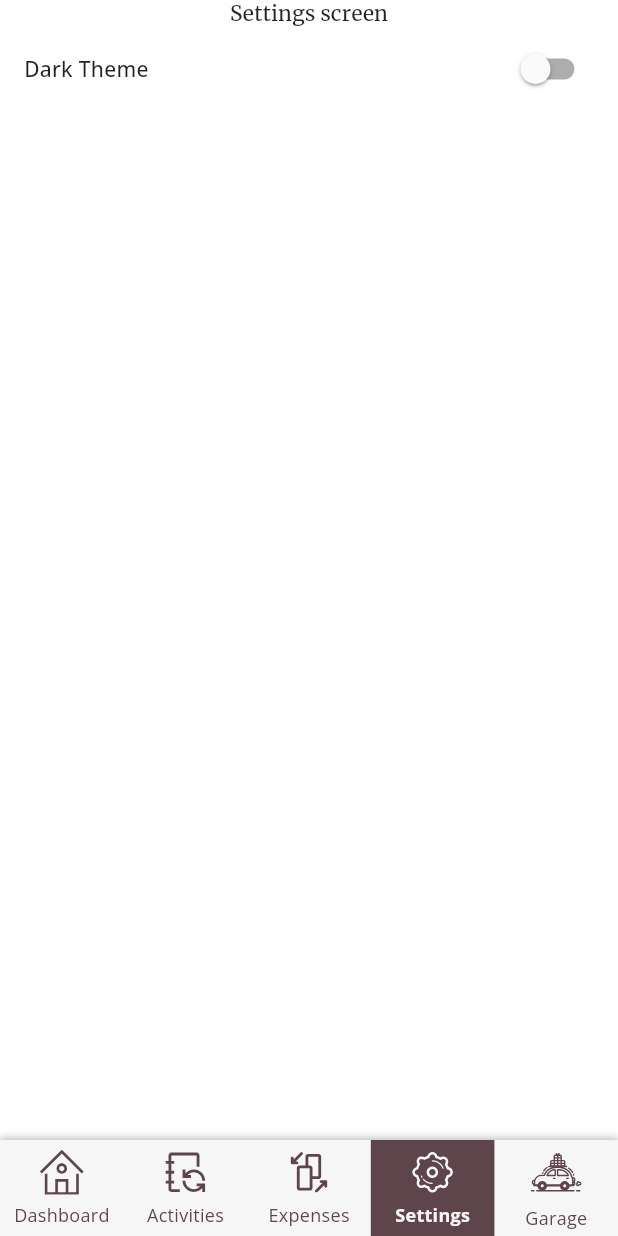
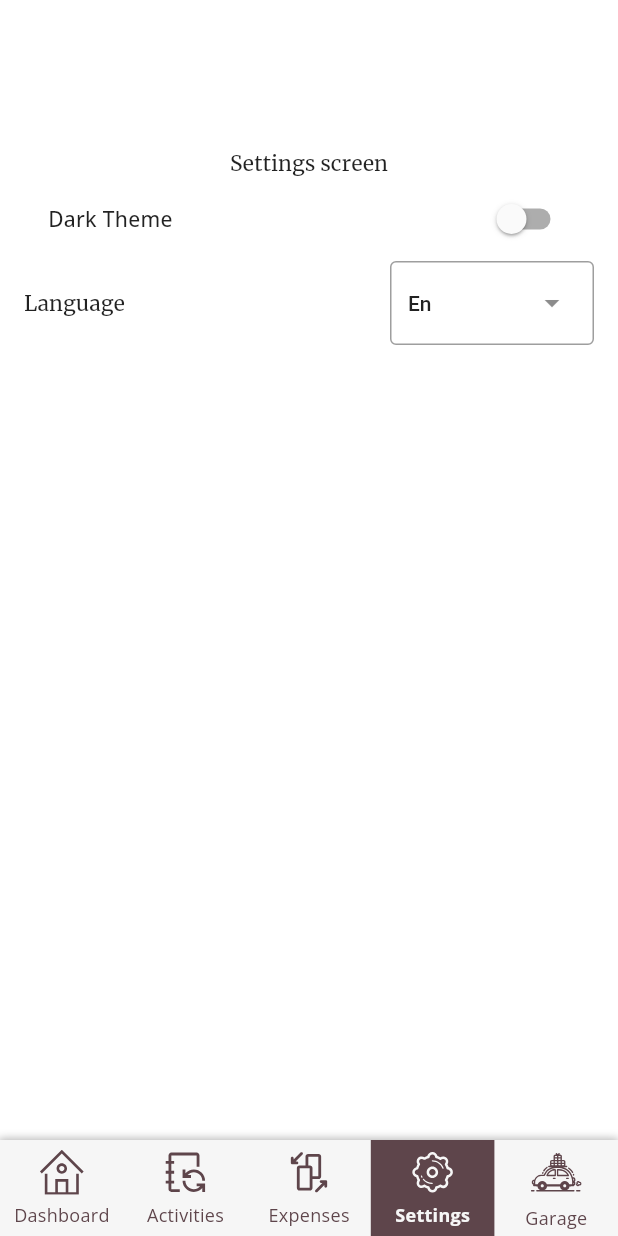
Before and after one commit to NikonovichN/car_costs, a Flutter app: the screen it shows after launch, item 4 of the bottom bar chosen, on a phone screen of 412 x 824 dp. Run offline on Flutter 3.47's test engine with Material 2 defaults, Android fonts, the light colour scheme and no system bars; our stand-ins replace flutter_riverpod, flutter_svg, freezed_annotation, go_router, shared_preferences; generated files the repository leaves out were written again.

Commit message:
add: localization

```diff
--- /dev/null
+++ b/l10n.yaml
@@ -0,0 +1,3 @@
+arb-dir: lib/l10n
+template-arb-file: app_en.arb
+output-localization-file: app_localizations.dart
--- /dev/null
+++ b/lib/l10n/app_en.arb
@@ -0,0 +1,5 @@
+{
+  "@@locale": "en",
+  "dark_theme": "Dark Theme",
+  "language": "Language"
+}
--- /dev/null
+++ b/lib/l10n/app_ru.arb
@@ -0,0 +1,5 @@
+{
+  "@@locale": "ru",
+  "dark_theme": "Темная тема",
+  "language": "Язык"
+}
--- a/lib/src/car_costs_app.dart
+++ b/lib/src/car_costs_app.dart
@@ -1,26 +1,34 @@
 import 'package:flutter/material.dart';
 
+import 'package:flutter_gen/gen_l10n/app_localizations.dart';
 import 'package:flutter_riverpod/flutter_riverpod.dart';
 
 import 'navigation/router.dart';
+import '/src/theme/providers.dart';
 import '/src/features/settings/application/dark_theme_controller.dart';
-import '/src/theme/providers.dart';
+import '/src/features/settings/application/localization_controller.dart';
 
 class CarCostsApp extends ConsumerWidget {
   const CarCostsApp({super.key});
 
   @override
   Widget build(BuildContext context, WidgetRef ref) {
+    // TODO: to think about application layer for app to avoid spaghetti code
+    final isDarkTheme = ref.watch(darkThemeControllerProvider).readValue();
+    final locale = ref.watch(localizationControllerProvider).readValue();
+
     final router = ref.read(routerProvider);
-    final isDarkTheme = ref.watch(darkThemeControllerProvider).readValue();
     final lightTheme = ref.read(lightThemeProvider);
     final darkTheme = ref.read(darkThemeProvider);
 
     return MaterialApp.router(
+      routerConfig: router,
       theme: lightTheme,
       darkTheme: darkTheme,
       themeMode: isDarkTheme ? ThemeMode.dark : ThemeMode.light,
-      routerConfig: router,
+      locale: locale,
+      supportedLocales: AppLocalizations.supportedLocales,
+      localizationsDelegates: AppLocalizations.localizationsDelegates,
     );
   }
 }
--- a/lib/src/config/default_values.dart
+++ b/lib/src/config/default_values.dart
@@ -2,4 +2,5 @@ class DefaultValues {
   const DefaultValues();
 
   final isDarkTheme = false;
+  final languageCode = 'en';
 }
--- a/lib/src/config/providers.dart
+++ b/lib/src/config/providers.dart
@@ -1,8 +1,8 @@
-import 'package:car_costs/src/config/icons.dart';
 import 'package:flutter_riverpod/flutter_riverpod.dart';
 import 'package:shared_preferences/shared_preferences.dart';
 
 import 'default_values.dart';
+import 'icons.dart';
 
 final sharedPreferencesProvider = FutureProvider<SharedPreferences>(
   (ref) => SharedPreferences.getInstance(),
--- a/lib/src/features/settings/application/dark_theme_controller.dart
+++ b/lib/src/features/settings/application/dark_theme_controller.dart
@@ -1,17 +1,15 @@
 import 'package:flutter/foundation.dart';
 import 'package:flutter_riverpod/flutter_riverpod.dart';
 
-import '../domain/application_settings_entity.dart';
-import '../data/application_settings_repository.dart';
+import '../domain/dark_theme_entity.dart';
+import '../data/dark_theme_repository.dart';
 
-/// Provides possibility to read dark theme
+/// Provides possibility to read/set dark theme
 ///
 /// Use method [readValue()] to get value [bool]
 /// to check if dark theme is enabled
 final darkThemeControllerProvider =
-    ChangeNotifierProvider.autoDispose<DarkThemeController>(
-  DarkThemeController.new,
-);
+    ChangeNotifierProvider.autoDispose(DarkThemeController.new);
 
 class DarkThemeController extends ChangeNotifier {
   final DarkThemeRepository _darkThemeRepository;
--- a/lib/src/features/settings/domain/application_settings_entity.dart
+++ b/lib/src/features/settings/domain/dark_theme_entity.dart
@@ -1,6 +1,6 @@
 import 'package:freezed_annotation/freezed_annotation.dart';
 
-part 'application_settings_entity.freezed.dart';
+part 'dark_theme_entity.freezed.dart';
 
 @freezed
 class DarkThemeEntity with _$DarkThemeEntity {
--- a/lib/src/features/settings/presentation/pages/settings_screen.dart
+++ b/lib/src/features/settings/presentation/pages/settings_screen.dart
@@ -1,5 +1,6 @@
 import 'package:flutter/material.dart';
 
+import '../widgets/language_setting.dart';
 import '../widgets/dark_theme_setting.dart';
 
 class SettingsScreen extends StatelessWidget {
@@ -8,9 +9,11 @@ class SettingsScreen extends StatelessWidget {
   @override
   Widget build(BuildContext context) {
     return ListView(
+      padding: const EdgeInsets.symmetric(horizontal: 16, vertical: 100),
       children: const [
         Center(child: Text('Settings screen')),
-        DarkThemeSetting()
+        DarkThemeSetting(),
+        LanguageSetting()
       ],
     );
   }
--- a/lib/src/features/settings/presentation/widgets/dark_theme_setting.dart
+++ b/lib/src/features/settings/presentation/widgets/dark_theme_setting.dart
@@ -1,6 +1,7 @@
 import 'package:flutter/material.dart';
 
 import 'package:flutter_riverpod/flutter_riverpod.dart';
+import 'package:flutter_gen/gen_l10n/app_localizations.dart';
 
 import '../../application/dark_theme_controller.dart';
 
@@ -12,7 +13,7 @@ class DarkThemeSetting extends ConsumerWidget {
     final isDarkTheme = ref.watch(darkThemeControllerProvider).readValue();
 
     return SwitchListTile(
-      title: const Text('Dark Theme'),
+      title: Text(AppLocalizations.of(context)!.dark_theme),
       value: isDarkTheme,
       onChanged: (value) => ref
           .read(darkThemeControllerProvider.notifier)
--- /dev/null
+++ b/lib/src/features/settings/presentation/widgets/language_setting.dart
@@ -0,0 +1,38 @@
+import 'package:flutter/material.dart';
+
+import 'package:flutter_gen/gen_l10n/app_localizations.dart';
+import 'package:flutter_riverpod/flutter_riverpod.dart';
+
+import '../../application/localization_controller.dart';
+import 'package:car_costs/src/utils/string_extensions.dart';
+
+class LanguageSetting extends ConsumerWidget {
+  const LanguageSetting({super.key});
+
+  @override
+  Widget build(BuildContext context, WidgetRef ref) {
+    final localizationController = ref.watch(localizationControllerProvider);
+    final currentLocale = localizationController.readValue();
+
+    return Row(
+      mainAxisAlignment: MainAxisAlignment.spaceBetween,
+      children: [
+        Text(AppLocalizations.of(context)!.language),
+        DropdownMenu<Locale>(
+          initialSelection: currentLocale,
+          onSelected: (locale) {
+            ref
+                .read(localizationControllerProvider.notifier)
+                .setValue(locale ?? currentLocale);
+          },
+          dropdownMenuEntries: AppLocalizations.supportedLocales
+              .map((Locale locale) => DropdownMenuEntry<Locale>(
+                    value: locale,
+                    label: locale.languageCode.firstLetterToUpperCase(),
+                  ))
+              .toList(),
+        ),
+      ],
+    );
+  }
+}
--- a/lib/src/widgets/navigation/bottom_navigation_bar_app.dart
+++ b/lib/src/widgets/navigation/bottom_navigation_bar_app.dart
@@ -5,7 +5,7 @@ import 'bottom_bar_item_app.dart';
 import '../../theme/colors/colors_extensions.dart';
 
 class BottomNavigationBarApp extends StatelessWidget {
-  static const _animationDuration = Duration(milliseconds: 300);
+  static const _animationDuration = Duration(milliseconds: 150);
 
   final int currentIndex;
   final ValueChanged<int> onTap;
--- a/pubspec.yaml
+++ b/pubspec.yaml
@@ -40,6 +40,9 @@ dependencies:
   shared_preferences: ^2.2.1
   freezed_annotation: ^2.4.1
   flutter_svg: ^2.0.7
+  flutter_localizations:
+    sdk: flutter
+  intl: any
 
 dev_dependencies:
   flutter_test:
@@ -64,6 +67,7 @@ flutter:
   # included with your application, so that you can use the icons in
   # the material Icons class.
   uses-material-design: true
+  generate: true
 
   # To add assets to your application, add an assets section, like this:
   assets:
```
Also changed, not shown: lib/src/features/settings/application/localization_controller.dart (added, +28 -0 lines), lib/src/features/settings/data/dark_theme_repository.dart (renamed from lib/src/features/settings/data/application_settings_repository.dart, +8 -8 lines), lib/src/features/settings/data/local_settings_datasource.dart (renamed from lib/src/features/settings/data/local_application_settings_datasource.dart, +13 -4 lines), lib/src/features/settings/data/localization_repository.dart (added, +49 -0 lines), lib/src/features/settings/domain/localization_entity.dart (added, +11 -0 lines), lib/src/features/settings/domain/dark_theme_entity.freezed.dart, lib/src/features/settings/domain/localization_entity.freezed.dart (added), pubspec.lock.
